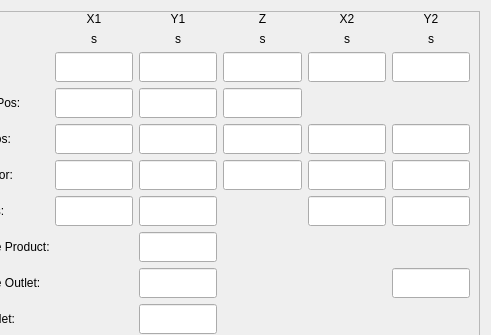
This is hcinstruction/icsimpleautoeditor.ui in dongdong-2009/3-5AxisRobot as Qt 5 draws it before an edit; both pictures show x 92 to 583 and y 0 to 335 of the 583 by 493 pixel window. The edited form follows.
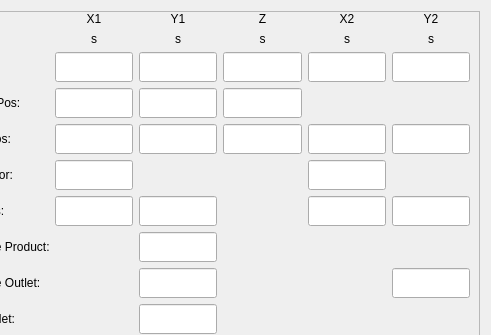
This is the edited form. Custom widgets are drawn as their Qt base class.

What changed in the file:
```diff
--- a/hcinstruction/icsimpleautoeditor.ui
+++ b/hcinstruction/icsimpleautoeditor.ui
@@ -85,22 +85,6 @@
            </property>
           </widget>
          </item>
-         <item row="5" column="3">
-          <widget class="ICLineEditWithVirtualNumericKeypad" name="DlyBHorZ">
-           <property name="minimumSize">
-            <size>
-             <width>0</width>
-             <height>30</height>
-            </size>
-           </property>
-           <property name="maximumSize">
-            <size>
-             <width>16777215</width>
-             <height>30</height>
-            </size>
-           </property>
-          </widget>
-         </item>
          <item row="2" column="5">
           <widget class="ICLineEditWithVirtualNumericKeypad" name="stdDlyY2">
            <property name="minimumSize">
@@ -382,22 +366,6 @@
            </property>
           </widget>
          </item>
-         <item row="5" column="5">
-          <widget class="ICLineEditWithVirtualNumericKeypad" name="DlyBHorY2">
-           <property name="minimumSize">
-            <size>
-             <width>0</width>
-             <height>30</height>
-            </size>
-           </property>
-           <property name="maximumSize">
-            <size>
-             <width>16777215</width>
-             <height>30</height>
-            </size>
-           </property>
-          </widget>
-         </item>
          <item row="6" column="4">
           <widget class="ICLineEditWithVirtualNumericKeypad" name="afterGetPosX2D">
            <property name="minimumSize">
@@ -654,22 +622,6 @@
            </property>
           </widget>
          </item>
-         <item row="5" column="2">
-          <widget class="ICLineEditWithVirtualNumericKeypad" name="DlyBHorY1">
-           <property name="minimumSize">
-            <size>
-             <width>0</width>
-             <height>30</height>
-            </size>
-           </property>
-           <property name="maximumSize">
-            <size>
-             <width>16777215</width>
-             <height>30</height>
-            </size>
-           </property>
-          </widget>
-         </item>
          <item row="5" column="0">
           <widget class="QLabel" name="label_23">
            <property name="minimumSize">
```
Left out of the diff: 32 changed lines with no effect on the pictures.
